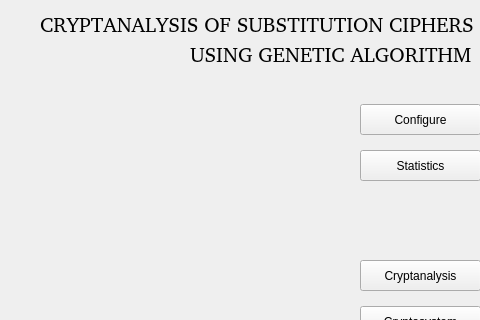
Old version of the form CGA/mainwindow.ui in the repository Nalinc/CAGA; both pictures show x 300 to 780 and y 0 to 320 of the 780 by 479 pixel window.
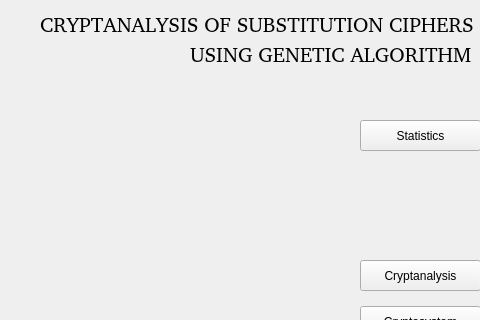
New version of the form.

Patch:
```diff
--- a/CGA/mainwindow.ui
+++ b/CGA/mainwindow.ui
@@ -108,7 +108,7 @@
     <property name="geometry">
      <rect>
       <x>660</x>
-      <y>150</y>
+      <y>120</y>
       <width>121</width>
       <height>31</height>
      </rect>
@@ -117,19 +117,6 @@
      <string>Statistics</string>
     </property>
    </widget>
-   <widget class="QPushButton" name="btn_cfg">
-    <property name="geometry">
-     <rect>
-      <x>660</x>
-      <y>104</y>
-      <width>121</width>
-      <height>31</height>
-     </rect>
-    </property>
-    <property name="text">
-     <string>Configure</string>
-    </property>
-   </widget>
   </widget>
   <widget class="QMenuBar" name="menuBar">
    <property name="geometry">
```
